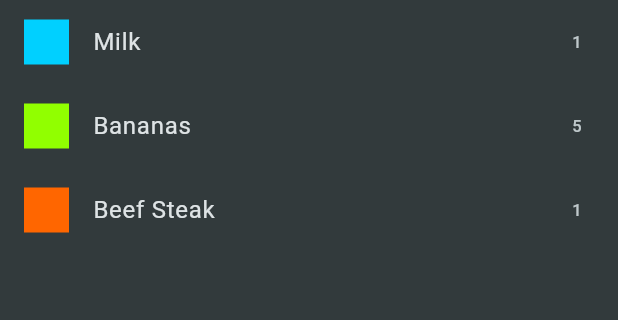
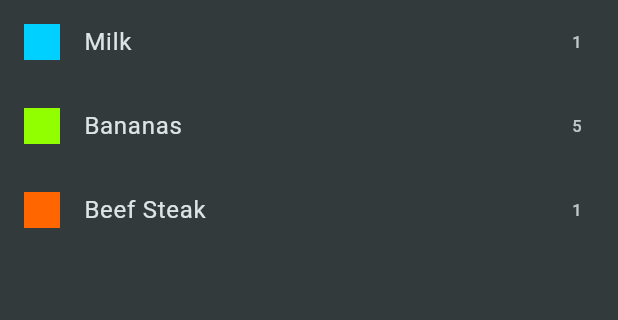
Before and after one commit to yulin0625/shopping_list, a Flutter app: the screen it shows after launch, on a phone screen of 412 x 824 dp, the part 84-404 px from its top. Run offline on Flutter 3.47's test engine with Material 3 defaults, Android fonts, the phone set to English and light mode, and no system bars.

Commit message:
Build grocery_list UI

```diff
--- a/lib/main.dart
+++ b/lib/main.dart
@@ -1,5 +1,5 @@
 import 'package:flutter/material.dart';
-import 'package:shopping_list/screens/grocery.dart';
+import 'package:shopping_list/widget/grocery_list.dart';
 
 void main() {
   runApp(const MyApp());
@@ -21,7 +21,7 @@ class MyApp extends StatelessWidget {
         ),
         scaffoldBackgroundColor: const Color.fromARGB(255, 50, 58, 60),
       ),
-      home: const Grocery(),
+      home: const GroceryList(),
     );
   }
 }
--- a/lib/screens/grocery.dart
+++ /dev/null
@@ -1,23 +0,0 @@
-import 'package:flutter/material.dart';
-import 'package:shopping_list/widget/grocery_list.dart';
-
-class Grocery extends StatefulWidget {
-  const Grocery({super.key});
-  @override
-  State<StatefulWidget> createState() {
-    return _GroceryState();
-  }
-}
-
-class _GroceryState extends State<Grocery> {
-  @override
-  Widget build(BuildContext context) {
-    return Scaffold(
-      appBar: AppBar(
-        title: const Text('Your Groceries'),
-      ),
-      backgroundColor: Theme.of(context).scaffoldBackgroundColor,
-      body: const GroceryList(),
-    );
-  }
-}
--- a/lib/widget/grocery_list.dart
+++ b/lib/widget/grocery_list.dart
@@ -1,31 +1,28 @@
 import 'package:flutter/material.dart';
 import 'package:shopping_list/data/dummy_items.dart';
 
-class GroceryList extends StatefulWidget {
+class GroceryList extends StatelessWidget {
   const GroceryList({super.key});
-  @override
-  State<GroceryList> createState() {
-    return _GroceryListState();
-  }
-}
 
-class _GroceryListState extends State<GroceryList> {
-  final groceryItem = groceryItems;
   @override
   Widget build(BuildContext context) {
-    return ListView(
-      children: [
-        for (final item in groceryItem)
-          ListTile(
-            leading: Container(
-              height: 30,
-              width: 30,
-              color: item.category.color,
-            ),
-            title: Text(item.name),
-            trailing: Text(item.quantity.toString()),
+    return Scaffold(
+      appBar: AppBar(
+        title: const Text('Your Groceries'),
+      ),
+      backgroundColor: Theme.of(context).scaffoldBackgroundColor,
+      body: ListView.builder(
+        itemCount: groceryItems.length,
+        itemBuilder: (ctx, index) => ListTile(
+          leading: Container(
+            width: 24,
+            height: 24,
+            color: groceryItems[index].category.color,
           ),
-      ],
+          title: Text(groceryItems[index].name),
+          trailing: Text(groceryItems[index].quantity.toString()),
+        ),
+      ),
     );
   }
 }
```
